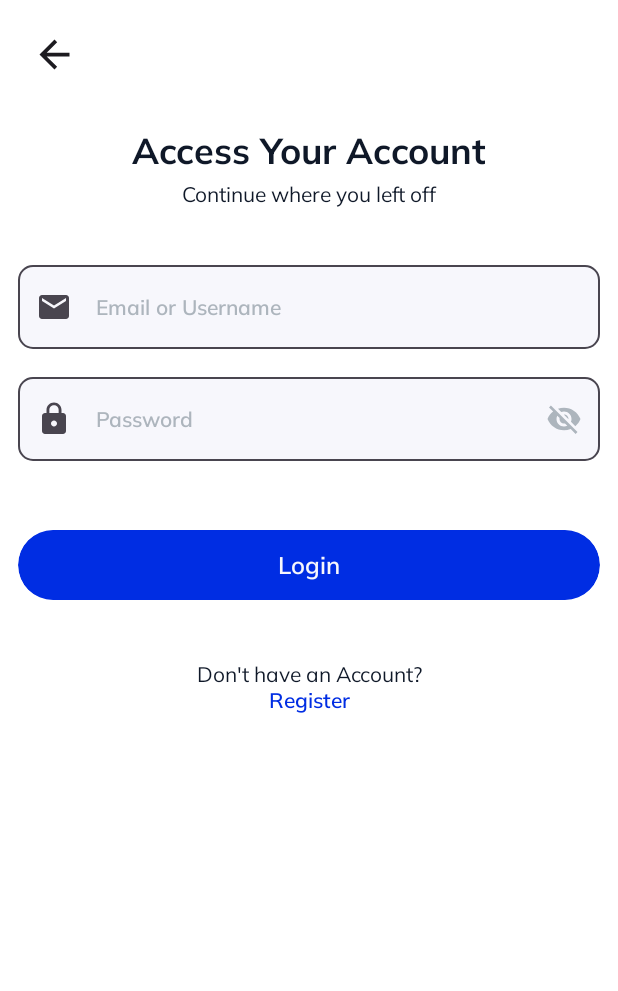
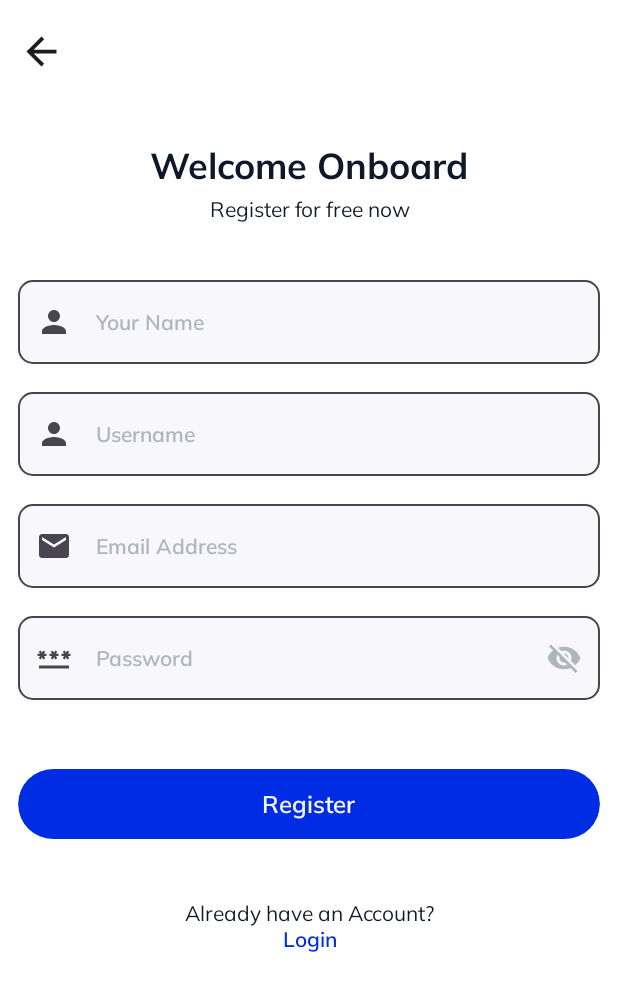
Before and after one commit to jetpack-compose-practice/PYChat, an Android app built with Jetpack Compose: the screen it shows after launch (MainActivity), on a phone screen of 412 x 824 dp. Shown: the top 991 px of the screen. Run offline under Robolectric (Android 15) with nearby library versions, the phone set to English and light mode, and no system bars; our stand-ins replace Dagger/Hilt's generated code.

Commit message:
registration page created

```diff
--- a/app/src/main/java/com/piyushprajpti/pychat/MainActivity.kt
+++ b/app/src/main/java/com/piyushprajpti/pychat/MainActivity.kt
@@ -6,6 +6,7 @@ import androidx.activity.compose.setContent
 import androidx.compose.material3.MaterialTheme
 import androidx.compose.material3.Surface
 import com.piyushprajpti.pychat.presentation.auth.LoginScreen
+import com.piyushprajpti.pychat.presentation.auth.RegistrationScreen
 import com.piyushprajpti.pychat.presentation.auth.WalkthroughScreen
 import com.piyushprajpti.pychat.ui.theme.PYChatTheme
 import dagger.hilt.android.AndroidEntryPoint
@@ -17,7 +18,7 @@ class MainActivity : ComponentActivity() {
         setContent {
             PYChatTheme {
                 Surface(color = MaterialTheme.colorScheme.background) {
-                LoginScreen()
+                RegistrationScreen()
                 }
             }
         }
--- a/app/src/main/java/com/piyushprajpti/pychat/presentation/CommonComponents.kt
+++ b/app/src/main/java/com/piyushprajpti/pychat/presentation/CommonComponents.kt
@@ -2,6 +2,7 @@ package com.piyushprajpti.pychat.presentation
 
 import androidx.compose.foundation.layout.Box
 import androidx.compose.foundation.layout.fillMaxWidth
+import androidx.compose.foundation.layout.padding
 import androidx.compose.foundation.layout.size
 import androidx.compose.foundation.shape.CircleShape
 import androidx.compose.material.icons.Icons
@@ -22,6 +23,7 @@ fun BackButton(onClick: () -> Unit) {
     Box(
         modifier = Modifier
             .fillMaxWidth()
+            .padding(start = 3.dp,  top = 10.dp)
     ) {
         IconButton(onClick = { onClick() }) {
             Icon(
--- a/app/src/main/java/com/piyushprajpti/pychat/presentation/auth/LoginScreen.kt
+++ b/app/src/main/java/com/piyushprajpti/pychat/presentation/auth/LoginScreen.kt
@@ -10,6 +10,7 @@ import androidx.compose.foundation.layout.padding
 import androidx.compose.material.icons.Icons
 import androidx.compose.material.icons.filled.Email
 import androidx.compose.material.icons.filled.Lock
+import androidx.compose.material.icons.filled.Password
 import androidx.compose.material3.MaterialTheme
 import androidx.compose.material3.Surface
 import androidx.compose.runtime.Composable
@@ -20,16 +21,19 @@ import androidx.compose.ui.tooling.preview.Devices
 import androidx.compose.ui.tooling.preview.Preview
 import androidx.compose.ui.unit.dp
 import com.piyushprajpti.pychat.presentation.BackButton
+import com.piyushprajpti.pychat.presentation.PrimaryMargin
 import com.piyushprajpti.pychat.ui.theme.PYChatTheme
 
 @Composable
 fun LoginScreen() {
+    Column {
+        BackButton(onClick = {})
+
         Column(
             modifier = Modifier
                 .fillMaxSize()
-            .padding(12.dp)
+                .padding(PrimaryMargin)
         ) {
-        BackButton(onClick = {})
 
             Column(
                 modifier = Modifier
@@ -55,7 +59,7 @@ fun LoginScreen() {
                 value = "",
                 onValueChange = {},
                 keyboardType = KeyboardType.Password,
-            icon = Icons.Default.Lock,
+                icon = Icons.Default.Password,
             )
 
             Spacer(modifier = Modifier.height(40.dp))
@@ -67,6 +71,7 @@ fun LoginScreen() {
             DescriptionText(text = "Don't have an Account?")
 
             ClickableText(text = "Register", color = MaterialTheme.colorScheme.primary, onClick = {})
+        }
     }
 }
 
--- a/app/src/main/java/com/piyushprajpti/pychat/presentation/auth/RegistrationScreen.kt
+++ b/app/src/main/java/com/piyushprajpti/pychat/presentation/auth/RegistrationScreen.kt
@@ -1,8 +1,88 @@
 package com.piyushprajpti.pychat.presentation.auth
 
+import androidx.compose.foundation.layout.Column
+import androidx.compose.foundation.layout.Spacer
+import androidx.compose.foundation.layout.fillMaxSize
+import androidx.compose.foundation.layout.fillMaxWidth
+import androidx.compose.foundation.layout.height
+import androidx.compose.foundation.layout.padding
+import androidx.compose.material.icons.Icons
+import androidx.compose.material.icons.filled.Email
+import androidx.compose.material.icons.filled.Password
+import androidx.compose.material.icons.filled.Person
+import androidx.compose.material3.MaterialTheme
 import androidx.compose.runtime.Composable
+import androidx.compose.ui.Alignment
+import androidx.compose.ui.Modifier
+import androidx.compose.ui.text.input.KeyboardType
+import androidx.compose.ui.unit.dp
+import com.piyushprajpti.pychat.presentation.BackButton
+import com.piyushprajpti.pychat.presentation.PrimaryMargin
 
 @Composable
 fun RegistrationScreen() {
+    Column {
+
+        BackButton(onClick = {})
+
+        Column(
+            modifier = Modifier
+                .fillMaxSize()
+                .padding(PrimaryMargin),
+        ) {
+            Column(
+                modifier = Modifier
+                    .fillMaxWidth()
+                    .padding(vertical = 25.dp),
+                horizontalAlignment = Alignment.CenterHorizontally
+            ) {
+                HeadlineText(text = "Welcome Onboard")
+                Spacer(modifier = Modifier.height(5.dp))
+                DescriptionText(text = "Register for free now")
+            }
+
+            InputField(
+                label = "Your Name",
+                value = "",
+                onValueChange = {},
+                keyboardType = KeyboardType.Text,
+                icon = Icons.Default.Person,
+            )
+
+            InputField(
+                label = "Username",
+                value = "",
+                onValueChange = {},
+                keyboardType = KeyboardType.Text,
+                icon = Icons.Default.Person,
+            )
+
+            InputField(
+                label = "Email Address",
+                value = "",
+                onValueChange = {},
+                keyboardType = KeyboardType.Email,
+                icon = Icons.Default.Email,
+            )
+
+            InputField(
+                label = "Password",
+                value = "",
+                onValueChange = {},
+                keyboardType = KeyboardType.Password,
+                icon = Icons.Default.Password,
+            )
+
+            Spacer(modifier = Modifier.height(40.dp))
+
+            PrimaryActionButton(text = "Register", onClick = {})
+
+            Spacer(modifier = Modifier.height(40.dp))
+
+            DescriptionText(text = "Already have an Account?")
+
+            ClickableText(text = "Login", color = MaterialTheme.colorScheme.primary, onClick = {})
+        }
+    }
 
 }
```
Lines whose indentation alone changed are shown as unchanged.
